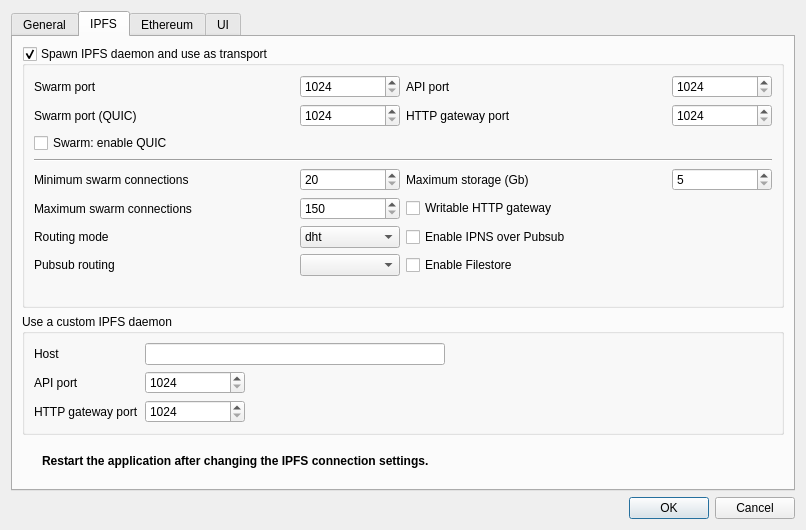
Old version of the form galacteek/ui/settings.ui in the repository pinnaculum/galacteek.
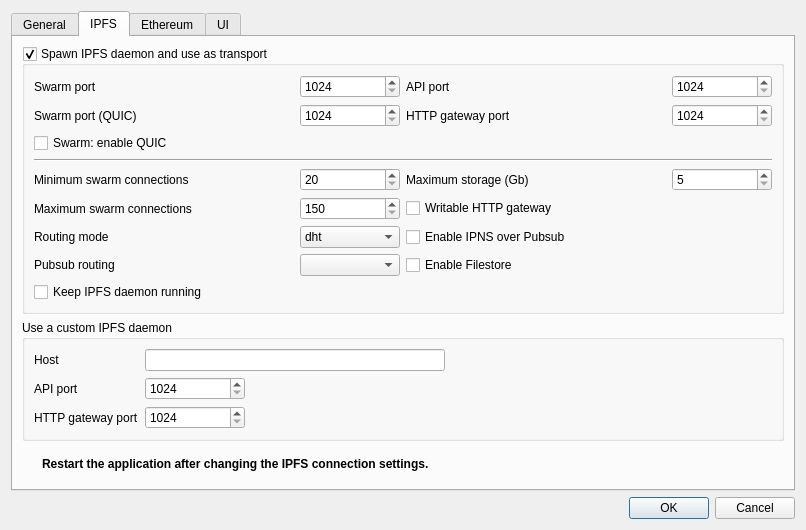
New version of the form. The open tabs and pages were chosen to show the change. Icons and pictures are not drawn.

Patch:
```diff
--- a/galacteek/ui/settings.ui
+++ b/galacteek/ui/settings.ui
@@ -367,6 +367,16 @@
               </property>
              </widget>
             </item>
+            <item row="9" column="0">
+             <widget class="QCheckBox" name="keepDaemonRunning">
+              <property name="toolTip">
+               <string>&lt;html&gt;&lt;head/&gt;&lt;body&gt;&lt;p&gt;Always keep the IPFS daemon running.&lt;/p&gt;&lt;p&gt;This ensures that your files are still accessible even when galacteek is not running.&lt;/p&gt;&lt;/body&gt;&lt;/html&gt;</string>
+              </property>
+              <property name="text">
+               <string>Keep IPFS daemon running</string>
+              </property>
+             </widget>
+            </item>
            </layout>
           </widget>
          </item>
```
